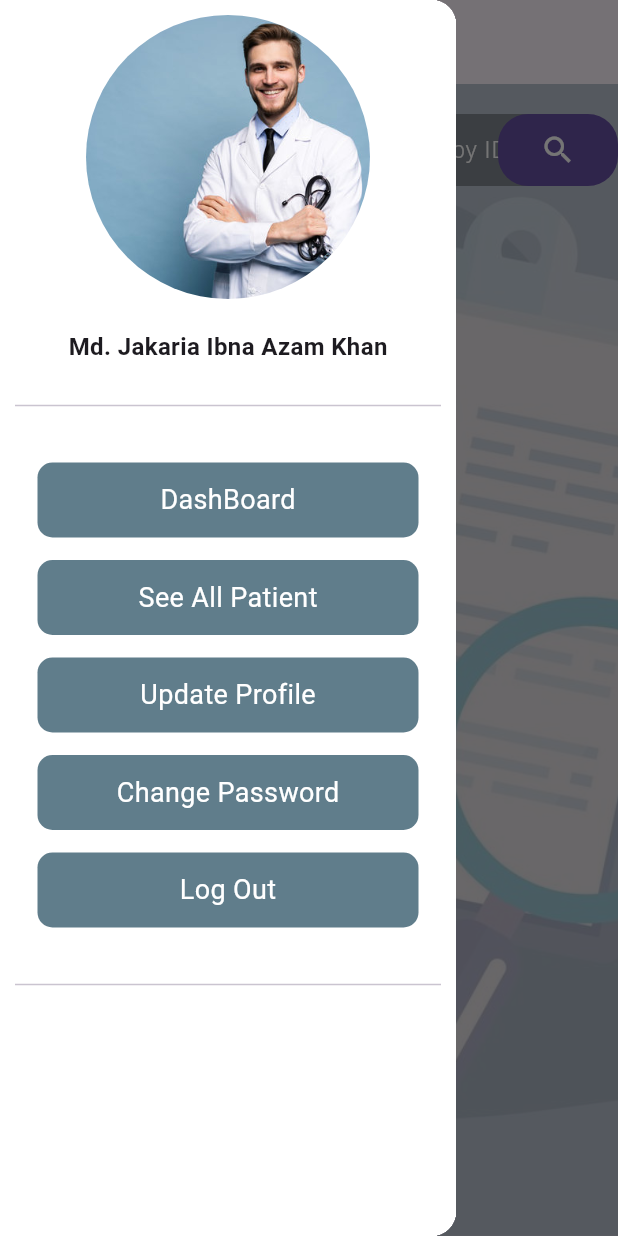
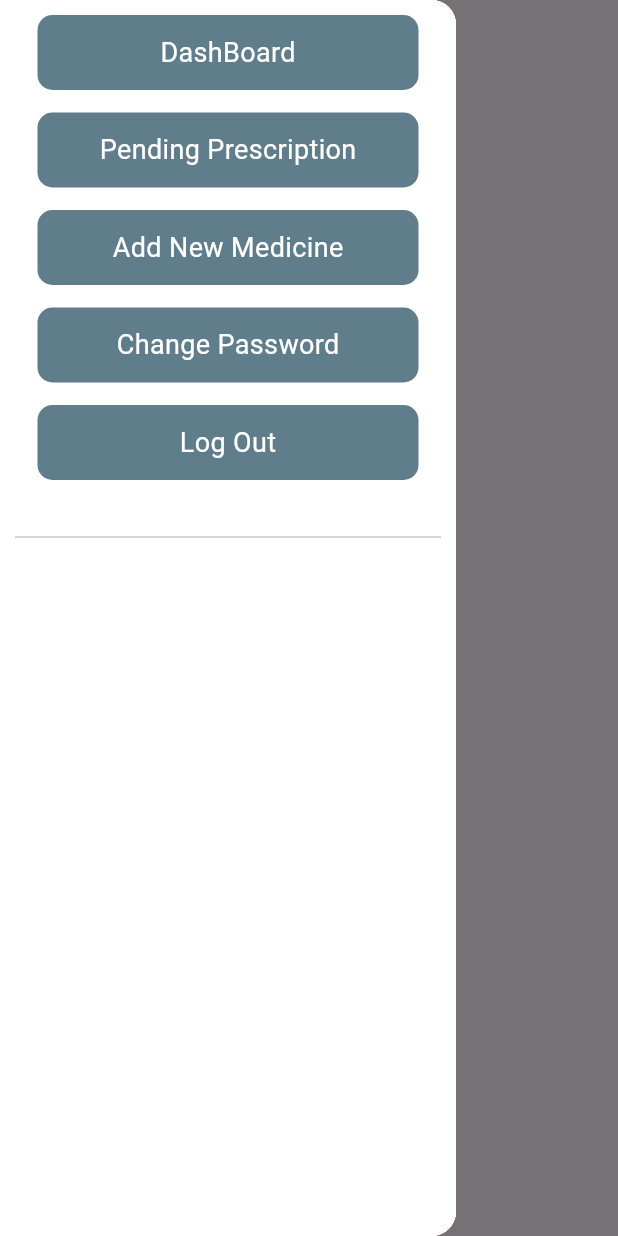
Before and after one commit to JakariaKhan-CSE/JUST-Medical-Center-Automation, a Flutter app: the screen it shows after launch, with the side drawer open, on a phone screen of 412 x 824 dp. Run offline on Flutter 3.47's test engine with Material 3 defaults, Android fonts, the phone set to English and light mode, and no system bars; our stand-ins replace firebase_auth, firebase_core, get; accounts and stored records are empty.

Commit message:
prepare pharmacist part.

```diff
--- /dev/null
+++ b/lib/controller/pharmacistController/pharmacistController.dart
@@ -0,0 +1,120 @@
+import 'package:flutter/cupertino.dart';
+
+ class PharmacistController extends ChangeNotifier{
+  int current_index = 0;
+  void SetIndex(index)
+  {
+   current_index = index;
+   notifyListeners();
+  }
+//   bool _oldPasswordSecure = true;
+//   bool _newPasswordSecure = true;
+//   bool _confirmPasswordSecure = true;
+//   Patient? _patient;
+//   DiagonasticData? _labTestInfo;
+// // for patient info
+//   Patient? get patient => _patient;
+//   void setPatientData(Patient data)
+//   {
+//     _patient = data;
+//     notifyListeners();
+//   }
+// // for labTestReport info
+//   DiagonasticData? get diagonasticData => _labTestInfo;
+//   void setDiagonasticData(DiagonasticData data)
+//   {
+//     _labTestInfo = data;
+//     notifyListeners();
+//   }
+//
+//   bool get oldPasswordSecure => _oldPasswordSecure;
+//   void  setOldPasswordSecure(){
+//     _oldPasswordSecure = !_oldPasswordSecure;
+//     notifyListeners();
+//   }
+//   bool get newPasswordSecure => _newPasswordSecure;
+//   void  setNewPasswordSecure(){
+//     _newPasswordSecure = !_newPasswordSecure;
+//     notifyListeners();
+//   }
+//   bool get confirmPasswordSecure => _confirmPasswordSecure;
+//   void  setConfirmPasswordSecure(){
+//     _confirmPasswordSecure = !_confirmPasswordSecure;
+//     notifyListeners();
+//   }
+//
+
+//   List<TextEditingController> textEditingControllerList = [TextEditingController()];
+//   List<TextEditingController> daysTextEditingControllerList = [TextEditingController()];
+//   //new TextEditingController with field generate
+//   void generateTextEditingController()
+//   {
+//     textEditingControllerList.add(TextEditingController());
+//     daysTextEditingControllerList.add(TextEditingController());
+//
+//     notifyListeners();
+//   }
+// // remove textField
+//   void removeTextField(int index){
+//     //medicine name textfield
+//     textEditingControllerList[index].clear();
+//     textEditingControllerList[index].dispose();
+//     textEditingControllerList.removeAt(index);
+//     // how many days use medicine day
+//     daysTextEditingControllerList[index].clear();
+//     daysTextEditingControllerList[index].dispose();
+//     daysTextEditingControllerList.removeAt(index);
+//     //medicine rule checkbox delete
+//     morningList.removeAt(index);
+//     afternoonList.removeAt(index);
+//     nightList.removeAt(index);
+//     // medicine use before or after meal
+//     beforeList.removeAt(index);
+//     notifyListeners();
+//
+//   }
+//
+//   void removeAllTextField(){
+//     // for remove entire list
+//     textEditingControllerList.clear();
+//     daysTextEditingControllerList.clear();
+//     // for single one created for doctor easier to read
+//     textEditingControllerList.add(TextEditingController());
+//     daysTextEditingControllerList.add(TextEditingController());
+//     // medicine rule
+//     morningList.clear();
+//     afternoonList.clear();
+//     nightList.clear();
+//     // when use medicine before or after meal
+//     beforeList.clear();
+//     // for single one created for doctor easier to read
+//     morningList.add(true);
+//     afternoonList.add(false);
+//     nightList.add(true);
+//     beforeList.add(false);
+//     notifyListeners();
+//   }
+// // medicine use rule
+//   List<bool> morningList = [true];
+//   List<bool> afternoonList = [false];
+//   List<bool> nightList = [false];
+//
+// // when use medicine before or after meal
+//   List<bool> beforeList = [false];
+//   // medicine use rule generate
+//   void generateCheckBoxRule()
+//   {
+//     morningList.add(true);
+//     afternoonList.add(false);
+//     nightList.add(true);
+//     notifyListeners();
+//   }
+// // when use medicine before or after meal generate
+//   void generateCheckBoxMeal()
+//   {
+//     beforeList.add(false);
+//     notifyListeners();
+//   }
+//
+//
+ }
--- /dev/null
+++ b/lib/screen/pharmacist/dashboard_pharmacist.dart
@@ -0,0 +1,15 @@
+import 'package:flutter/material.dart';
+
+class DashboardPharmacist extends StatefulWidget {
+  const DashboardPharmacist({super.key});
+
+  @override
+  State<DashboardPharmacist> createState() => _DashboardPharmacistState();
+}
+
+class _DashboardPharmacistState extends State<DashboardPharmacist> {
+  @override
+  Widget build(BuildContext context) {
+    return Scaffold();
+  }
+}
--- /dev/null
+++ b/lib/screen/pharmacist/pharmacist_screen.dart
@@ -0,0 +1,38 @@
+import 'package:flutter/material.dart';
+import 'package:just_medical_center_automation/widget/pharmacist/pharmacist_right_side.dart';
+import 'package:just_medical_center_automation/widget/pharmacist/pharmacist_sidebar.dart';
+import '../../responsive.dart';
+class PharmacistScreen extends StatefulWidget {
+  const PharmacistScreen({super.key});
+
+  @override
+  State<PharmacistScreen> createState() => _PharmacistScreenState();
+}
+
+class _PharmacistScreenState extends State<PharmacistScreen> {
+  @override
+  Widget build(BuildContext context) {
+    return Scaffold(
+      appBar: Responsive.isDesktop(context) ? null: AppBar(
+          leading: Builder(builder: (context) => IconButton(onPressed: (){
+            Scaffold.of(context).openDrawer();
+          }, icon: const Icon(Icons.menu)),)
+      ),
+      drawer: PharmacistSidebar(),
+      body: Row(
+        children: [
+          if(Responsive.isDesktop(context)) // desktop holei aita show korbe otherwise side a show korbe na
+            Expanded(
+                flex: 2,
+                child: PharmacistSidebar()
+            ),
+          Expanded(
+              flex: 7,
+              child: PharmacistRightPartFeature()
+          ),
+
+        ],
+      ),
+    );
+  }
+}
--- a/lib/widget/doctor/seeAllPatient.dart
+++ b/lib/widget/common/seeAllPatient.dart
@@ -1,9 +1,7 @@
 import 'package:flutter/material.dart';
-import 'package:get/get.dart';
-import 'package:get/get_core/src/get_main.dart';
+
 import 'package:just_medical_center_automation/controller/doctorController/doctor_controller.dart';
 import 'package:just_medical_center_automation/data/patientData.dart';
-import 'package:just_medical_center_automation/screen/doctor/patient_details_page.dart';
 import 'package:provider/provider.dart';
 
 class SeeAllPatientList extends StatelessWidget {
--- a/lib/widget/doctor/doctorMiddlePartFeatures.dart
+++ b/lib/widget/doctor/doctorMiddlePartFeatures.dart
@@ -11,7 +11,7 @@ import 'package:just_medical_center_automation/screen/doctor/patient_test_report
 import 'package:just_medical_center_automation/screen/doctor/previous_prescription.dart';
 import 'package:just_medical_center_automation/screen/doctor/updateprofile_page.dart';
 import 'package:just_medical_center_automation/widget/doctor/component/dashboardDoctor.dart';
-import 'package:just_medical_center_automation/widget/doctor/seeAllPatient.dart';
+import 'package:just_medical_center_automation/widget/common/seeAllPatient.dart';
 import 'package:provider/provider.dart';
 
 import '../../screen/common/labTestReportPage.dart';
--- /dev/null
+++ b/lib/widget/pharmacist/pharmacist_right_side.dart
@@ -0,0 +1,28 @@
+import 'package:flutter/cupertino.dart';
+import 'package:just_medical_center_automation/controller/pharmacistController/pharmacistController.dart';
+import 'package:just_medical_center_automation/screen/pharmacist/change_password.dart';
+import 'package:just_medical_center_automation/screen/pharmacist/dashboard_pharmacist.dart';
+import 'package:just_medical_center_automation/screen/pharmacist/medicine_add_page.dart';
+import 'package:just_medical_center_automation/screen/pharmacist/pending_prescription.dart';
+import 'package:provider/provider.dart';
+
+
+
+class PharmacistRightPartFeature extends StatelessWidget {
+  const PharmacistRightPartFeature({super.key});
+
+  @override
+  Widget build(BuildContext context) {
+    final _pageController = Provider.of<PharmacistController>(context, listen: true);
+    if(_pageController.current_index == 0)
+      return DashboardPharmacist();
+    else if(_pageController.current_index == 1)
+      return PendingPrescriptionPage();
+    else if(_pageController.current_index == 2)
+      return MedicineAddPage();
+    else if(_pageController.current_index == 3)
+      return ChangePasswordPharmacist();
+    else
+      return DashboardPharmacist();
+  }
+}
--- /dev/null
+++ b/lib/widget/pharmacist/pharmacist_sidebar.dart
@@ -0,0 +1,66 @@
+import 'package:flutter/material.dart';
+import 'package:just_medical_center_automation/controller/doctorController/doctor_controller.dart';
+import 'package:just_medical_center_automation/widget/doctor/component/doctorPicture.dart';
+import 'package:provider/provider.dart';
+
+import '../admin/featureItemButton.dart';
+
+class PharmacistSidebar extends StatelessWidget {
+  const PharmacistSidebar({super.key});
+
+  @override
+  Widget build(BuildContext context) {
+    final _pageController = Provider.of<DoctorController>(context,listen: true);
+    return Drawer(
+      child: Container(
+        color: Colors.white,
+        //color: Colors.lightBlue.withOpacity(0.3),
+        padding: const EdgeInsets.all(10),
+        child: Column(
+          children: [
+
+            // show current doctor picture(which is log in)
+            // const doctorPicture(),
+            // const SizedBox(height: 20,),
+            // // show doctor name here
+            // const doctorName(doctorname: 'Md. Jakaria Ibna Azam Khan',),
+            // const SizedBox(height: 20,),
+            // const Divider(),
+            // const SizedBox(height: 30,),
+            featureItem(featureName: "DashBoard",onTap: (){
+
+              _pageController.SetIndex(0);
+              Scaffold.of(context).closeDrawer();
+            },),
+            const SizedBox(height: 15,),
+            featureItem(featureName: "Pending Prescription",onTap: (){
+              _pageController.SetIndex(1);
+              Scaffold.of(context).closeDrawer();
+            },),
+            const SizedBox(height: 15,),
+
+            featureItem(featureName: "Add New Medicine",onTap: (){
+              _pageController.SetIndex(2);
+              Scaffold.of(context).closeDrawer();
+            },),
+            const SizedBox(height: 15,),
+            featureItem(featureName: "Change Password",onTap: (){
+
+              _pageController.SetIndex(3);
+              Scaffold.of(context).closeDrawer();
+            },),
+
+            const SizedBox(height: 15,),
+            featureItem(featureName: "Log Out",onTap: (){
+              _pageController.SetIndex(4);
+              Scaffold.of(context).closeDrawer();
+            },),
+
+            const SizedBox(height: 30,),
+            const Divider(),
+          ],
+        ),
+      ),
+    );
+  }
+}
```
Also changed, not shown: lib/main.dart (+5 -3 lines), lib/screen/pharmacist/change_password.dart (added, +15 -0 lines), lib/screen/pharmacist/medicine_add_page.dart (added, +15 -0 lines), lib/screen/pharmacist/pending_prescription.dart (added, +15 -0 lines), lib/screen/common/show_all_medicine_page.dart (renamed from lib/screen/Admin/show_all_medicine_page.dart).
